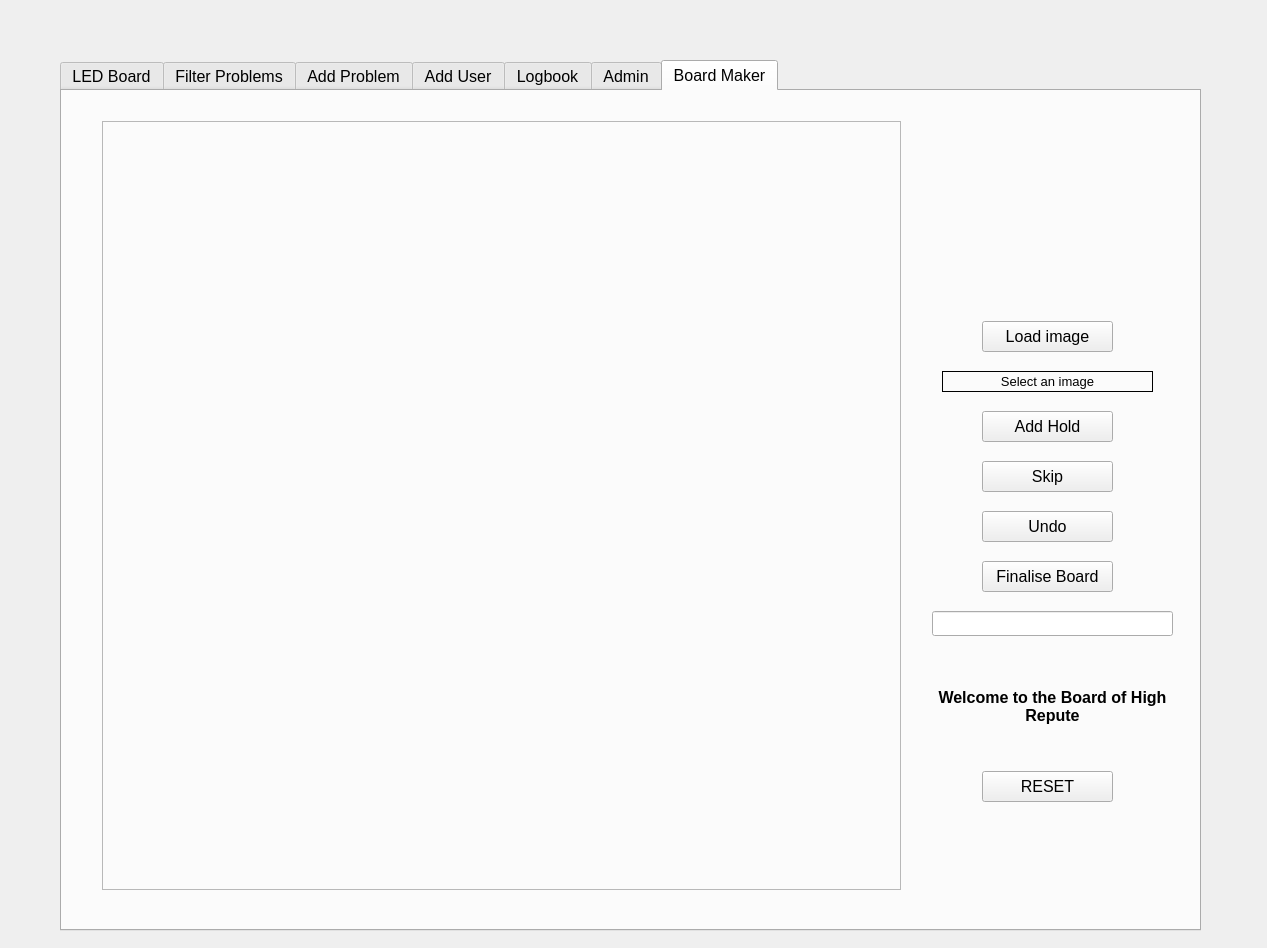
First picture: the form in DiscoBoard.ui, repository highrepute/LEDBoard, before the edit.
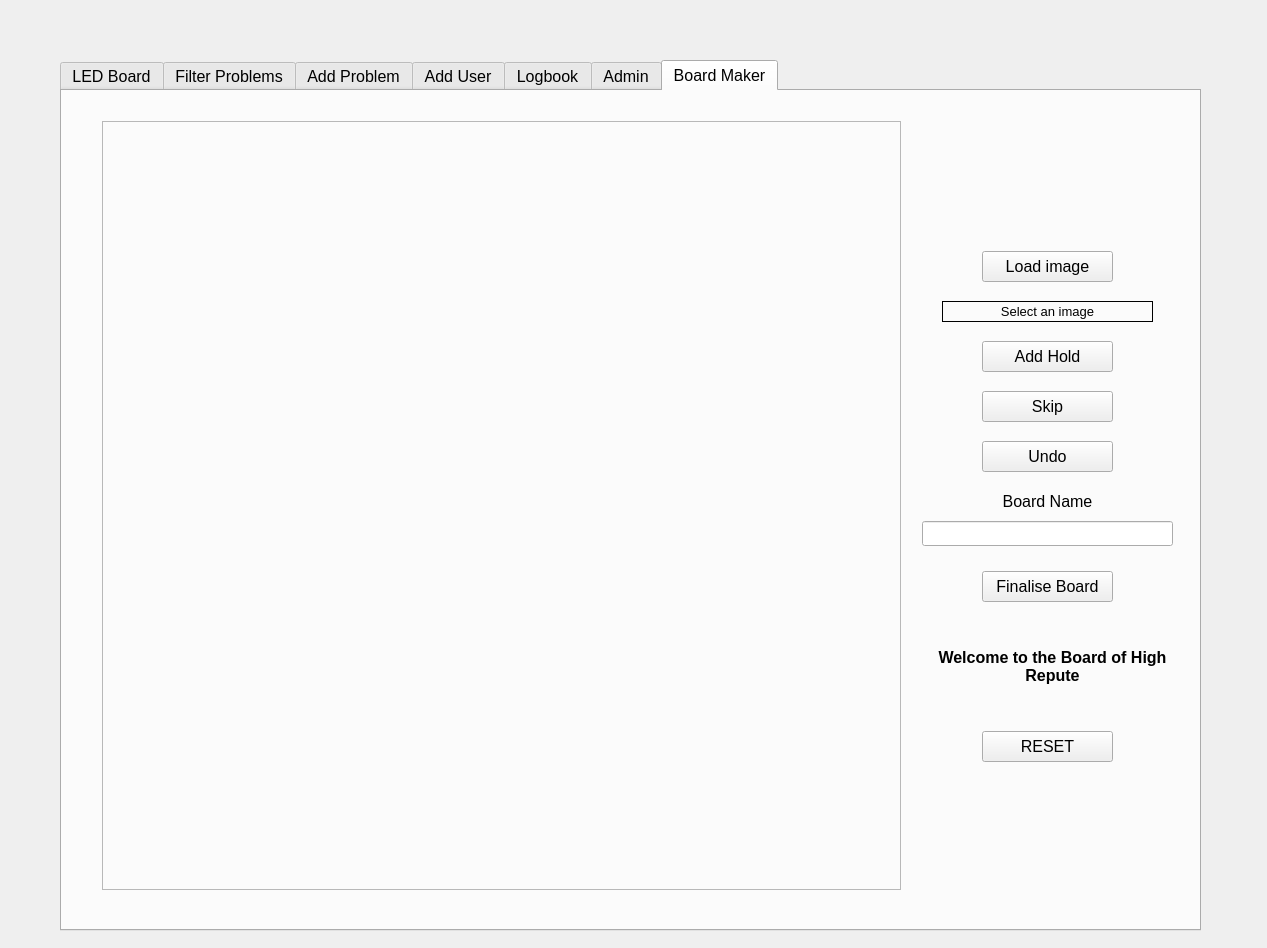
Second picture: the form after the edit. The open tabs and pages were chosen to show the change.

Commit message: Added. Board Maker fully functional. Create & Save new board. Change the default board in Admin tab. Fixed bug where users.csv contents getting deleted

What changed in the file:
```diff
--- a/DiscoBoard.ui
+++ b/DiscoBoard.ui
@@ -1671,7 +1671,7 @@
      <property name="geometry">
       <rect>
        <x>920</x>
-       <y>230</y>
+       <y>160</y>
        <width>131</width>
        <height>31</height>
       </rect>
@@ -1684,7 +1684,7 @@
      <property name="geometry">
       <rect>
        <x>920</x>
-       <y>320</y>
+       <y>250</y>
        <width>131</width>
        <height>31</height>
       </rect>
@@ -1716,7 +1716,7 @@
      <property name="geometry">
       <rect>
        <x>920</x>
-       <y>470</y>
+       <y>480</y>
        <width>131</width>
        <height>31</height>
       </rect>
@@ -1728,9 +1728,9 @@
     <widget class="QLineEdit" name="leBoardName">
      <property name="geometry">
       <rect>
-       <x>870</x>
-       <y>520</y>
-       <width>241</width>
+       <x>860</x>
+       <y>430</y>
+       <width>251</width>
        <height>25</height>
       </rect>
      </property>
@@ -1739,7 +1739,7 @@
      <property name="geometry">
       <rect>
        <x>920</x>
-       <y>420</y>
+       <y>350</y>
        <width>131</width>
        <height>31</height>
       </rect>
@@ -1752,7 +1752,7 @@
      <property name="geometry">
       <rect>
        <x>920</x>
-       <y>370</y>
+       <y>300</y>
        <width>131</width>
        <height>31</height>
       </rect>
@@ -1765,7 +1765,7 @@
      <property name="geometry">
       <rect>
        <x>870</x>
-       <y>560</y>
+       <y>520</y>
        <width>241</width>
        <height>111</height>
       </rect>
@@ -1790,7 +1790,7 @@
      <property name="geometry">
       <rect>
        <x>880</x>
-       <y>280</y>
+       <y>210</y>
        <width>211</width>
        <height>21</height>
       </rect>
@@ -1814,7 +1814,7 @@
      <property name="geometry">
       <rect>
        <x>920</x>
-       <y>680</y>
+       <y>640</y>
        <width>131</width>
        <height>31</height>
       </rect>
@@ -1823,6 +1823,22 @@
       <string>RESET</string>
      </property>
     </widget>
+    <widget class="QLabel" name="label_23">
+     <property name="geometry">
+      <rect>
+       <x>870</x>
+       <y>400</y>
+       <width>231</width>
+       <height>21</height>
+      </rect>
+     </property>
+     <property name="text">
+      <string>Board Name</string>
+     </property>
+     <property name="alignment">
+      <set>Qt::AlignCenter</set>
+     </property>
+    </widget>
    </widget>
   </widget>
  </widget>
```
Left out of the diff: 14 changed lines with no effect on the pictures. The commit also changes 3 other files.
